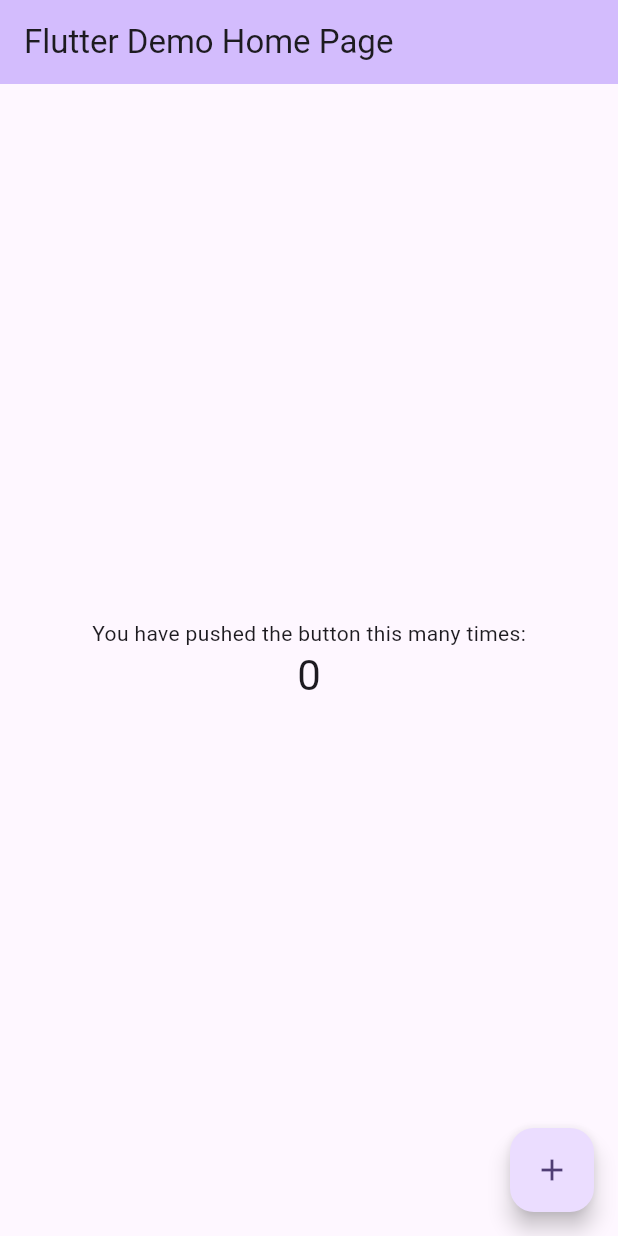
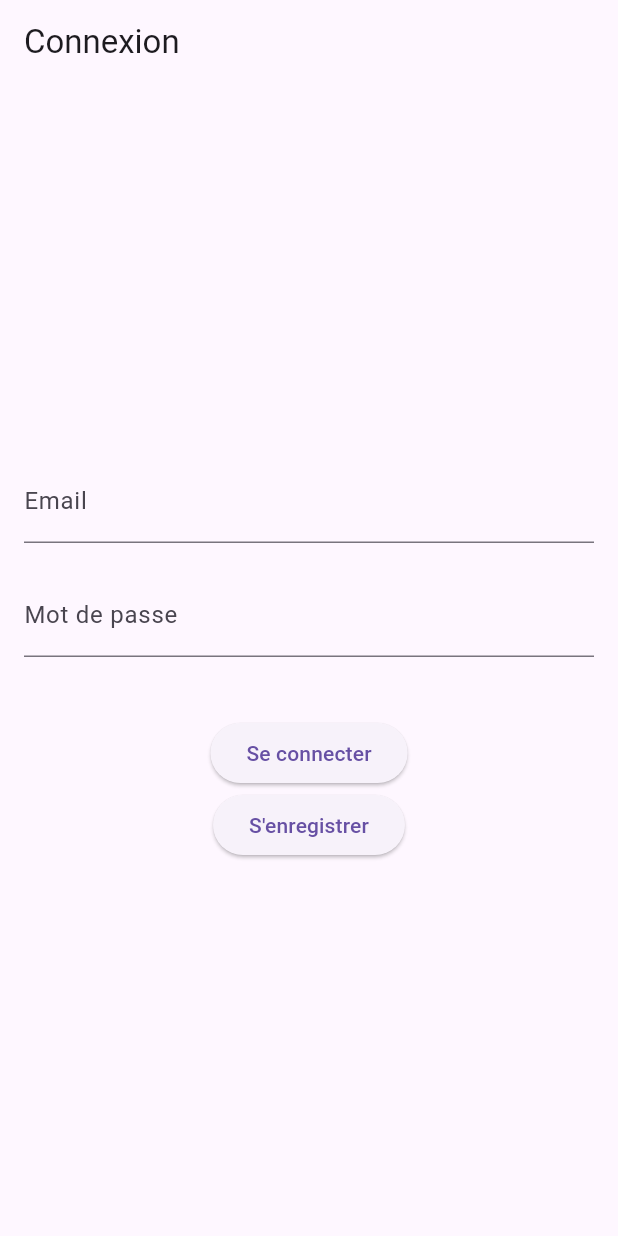
Before and after one commit to Satoriou/Colligere, a Flutter app: the screen it shows after launch, on a phone screen of 412 x 824 dp. Run offline on Flutter 3.47's test engine with Material 3 defaults, Android fonts, the phone set to English and light mode, and no system bars; our stand-ins replace sqflite; accounts and stored records are empty.

Commit message:
erreur ligne 56 du main

```diff
--- a/colligere/lib/main.dart
+++ b/colligere/lib/main.dart
@@ -1,122 +1,141 @@
 import 'package:flutter/material.dart';
-
+import 'package:sqflite/sqflite.dart';
+import 'package:path/path.dart';
+import 'dart:convert';
+import 'package:crypto/crypto.dart';
 void main() {
-  runApp(const MyApp());
+  runApp(MyApp());
 }
 
 class MyApp extends StatelessWidget {
-  const MyApp({super.key});
-
-  // This widget is the root of your application.
   @override
   Widget build(BuildContext context) {
     return MaterialApp(
-      title: 'Flutter Demo',
+      title: 'Page de Connexion',
       theme: ThemeData(
-        // This is the theme of your application.
-        //
-        // TRY THIS: Try running your application with "flutter run". You'll see
-        // the application has a purple toolbar. Then, without quitting the app,
-        // try changing the seedColor in the colorScheme below to Colors.green
-        // and then invoke "hot reload" (save your changes or press the "hot
-        // reload" button in a Flutter-supported IDE, or press "r" if you used
-        // the command line to start the app).
-        //
-        // Notice that the counter didn't reset back to zero; the application
-        // state is not lost during the reload. To reset the state, use hot
-        // restart instead.
-        //
-        // This works for code too, not just values: Most code changes can be
-        // tested with just a hot reload.
-        colorScheme: ColorScheme.fromSeed(seedColor: Colors.deepPurple),
+        primarySwatch: Colors.blue,
       ),
-      home: const MyHomePage(title: 'Flutter Demo Home Page'),
+      home: LoginPage(),
     );
   }
 }
 
-class MyHomePage extends StatefulWidget {
-  const MyHomePage({super.key, required this.title});
+class LoginPage extends StatefulWidget {
+  @override
+  _LoginPageState createState() => _LoginPageState();
+}
 
-  // This widget is the home page of your application. It is stateful, meaning
-  // that it has a State object (defined below) that contains fields that affect
-  // how it looks.
-
-  // This class is the configuration for the state. It holds the values (in this
-  // case the title) provided by the parent (in this case the App widget) and
-  // used by the build method of the State. Fields in a Widget subclass are
-  // always marked "final".
-
-  final String title;
+class _LoginPageState extends State<LoginPage> {
+  final TextEditingController _emailController = TextEditingController();
+  final TextEditingController _passwordController = TextEditingController();
+  late Database _database;
 
   @override
-  State<MyHomePage> createState() => _MyHomePageState();
-}
+  void initState() {
+    super.initState();
+    _initializeDatabase();
+  }
 
-class _MyHomePageState extends State<MyHomePage> {
-  int _counter = 0;
+  Future<void> _initializeDatabase() async {
+    _database = await openDatabase(
+      join(await getDatabasesPath(), 'login_database.db'),
+      onCreate: (db, version) {
+        return db.execute(
+          "CREATE TABLE users(email TEXT PRIMARY KEY, password TEXT)",
+        );
+      },
+      version: 1,
+    );
+  }
 
-  void _incrementCounter() {
-    setState(() {
-      // This call to setState tells the Flutter framework that something has
-      // changed in this State, which causes it to rerun the build method below
-      // so that the display can reflect the updated values. If we changed
-      // _counter without calling setState(), then the build method would not be
-      // called again, and so nothing would appear to happen.
-      _counter++;
-    });
+  String _hashPassword(String password) {
+    return sha256.convert(utf8.encode(password)).toString();
+  }
+
+  void _showMessage(String message) {
+  ScaffoldMessenger.of(context).showSnackBar(
+    SnackBar(content: Text(message)),
+  );
+  }
+
+
+
+  Future<void> _login() async {
+    String email = _emailController.text;
+    String password = _hashPassword(_passwordController.text);
+
+    List<Map<String, dynamic>> result = await _database.query(
+      'users',
+      where: 'email = ?',
+      whereArgs: [email],
+    );
+
+    if (result.isNotEmpty && result[0]['password'] == password) {
+      _showMessage('Connexion réussie');
+    } else {
+      _showMessage('Email ou mot de passe incorrect');
+    }
+  }
+
+  Future<void> _register() async {
+    String email = _emailController.text;
+    String password = _passwordController.text;
+
+    if (!RegExp(r"^[a-zA-Z0-9._%+-]+@[a-zA-Z0-9.-]+\.[a-zA-Z]{2,}$").hasMatch(email)) {
+      _showMessage('Email invalide');
+      return;
+    }
+
+    if (password.length < 6) {
+      _showMessage('Mot de passe trop court (min. 6 caractères)');
+      return;
+    }
+
+    String hashedPassword = _hashPassword(password);
+
+    await _database.insert(
+      'users',
+      {'email': email, 'password': hashedPassword},
+      conflictAlgorithm: ConflictAlgorithm.replace,
+    );
+
+    _showMessage('Compte créé avec succès !');
   }
 
   @override
   Widget build(BuildContext context) {
-    // This method is rerun every time setState is called, for instance as done
-    // by the _incrementCounter method above.
-    //
-    // The Flutter framework has been optimized to make rerunning build methods
-    // fast, so that you can just rebuild anything that needs updating rather
-    // than having to individually change instances of widgets.
     return Scaffold(
       appBar: AppBar(
-        // TRY THIS: Try changing the color here to a specific color (to
-        // Colors.amber, perhaps?) and trigger a hot reload to see the AppBar
-        // change color while the other colors stay the same.
-        backgroundColor: Theme.of(context).colorScheme.inversePrimary,
-        // Here we take the value from the MyHomePage object that was created by
-        // the App.build method, and use it to set our appbar title.
-        title: Text(widget.title),
+        title: Text('Connexion'),
       ),
-      body: Center(
-        // Center is a layout widget. It takes a single child and positions it
-        // in the middle of the parent.
+      body: Padding(
+        padding: const EdgeInsets.all(16.0),
         child: Column(
-          // Column is also a layout widget. It takes a list of children and
-          // arranges them vertically. By default, it sizes itself to fit its
-          // children horizontally, and tries to be as tall as its parent.
-          //
-          // Column has various properties to control how it sizes itself and
-          // how it positions its children. Here we use mainAxisAlignment to
-          // center the children vertically; the main axis here is the vertical
-          // axis because Columns are vertical (the cross axis would be
-          // horizontal).
-          //
-          // TRY THIS: Invoke "debug painting" (choose the "Toggle Debug Paint"
-          // action in the IDE, or press "p" in the console), to see the
-          // wireframe for each widget.
           mainAxisAlignment: MainAxisAlignment.center,
           children: <Widget>[
-            const Text('You have pushed the button this many times:'),
-            Text(
-              '$_counter',
-              style: Theme.of(context).textTheme.headlineMedium,
+            TextField(
+              controller: _emailController,
+              decoration: InputDecoration(labelText: 'Email'),
+              keyboardType: TextInputType.emailAddress,
+            ),
+            SizedBox(height: 20),
+            TextField(
+              controller: _passwordController,
+              decoration: InputDecoration(labelText: 'Mot de passe'),
+              obscureText: true,
+            ),
+            SizedBox(height: 40),
+            ElevatedButton(
+              onPressed: _login,
+              child: Text('Se connecter'),
+            ),
+            ElevatedButton(
+              onPressed: _register,
+              child: Text('S\'enregistrer'),
             ),
           ],
         ),
       ),
-      floatingActionButton: FloatingActionButton(
-        onPressed: _incrementCounter,
-        tooltip: 'Increment',
-        child: const Icon(Icons.add),
-      ), // This trailing comma makes auto-formatting nicer for build methods.
     );
   }
 }
```
Also changed, not shown: colligere/pubspec.yaml (+12 -58 lines), colligere/pubspec.lock, 2 other files.
